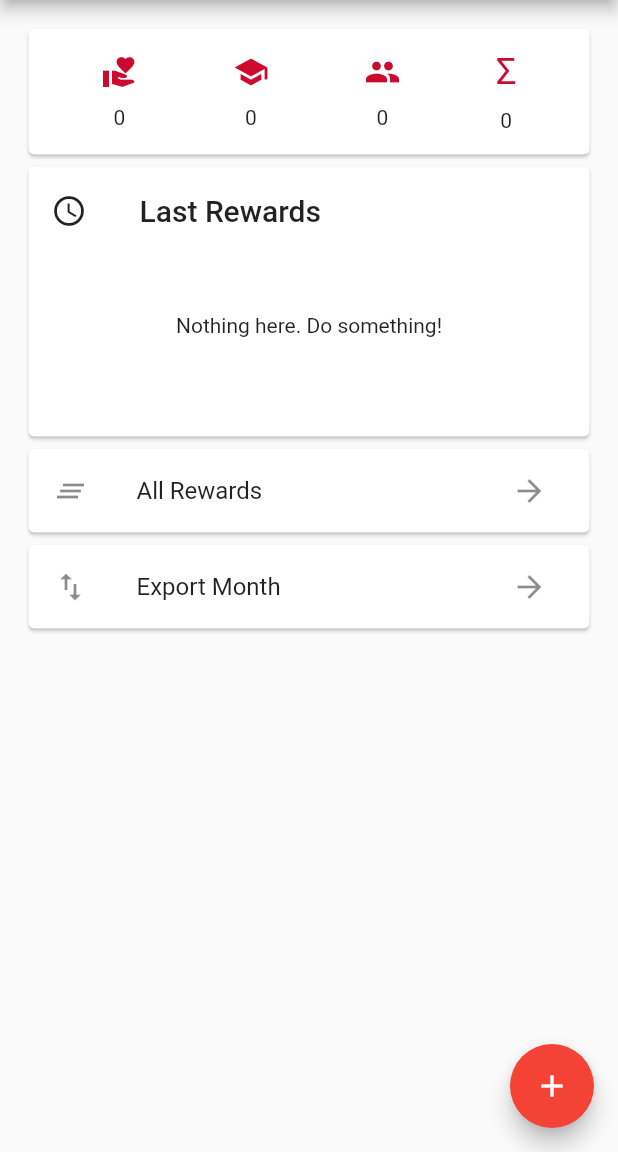
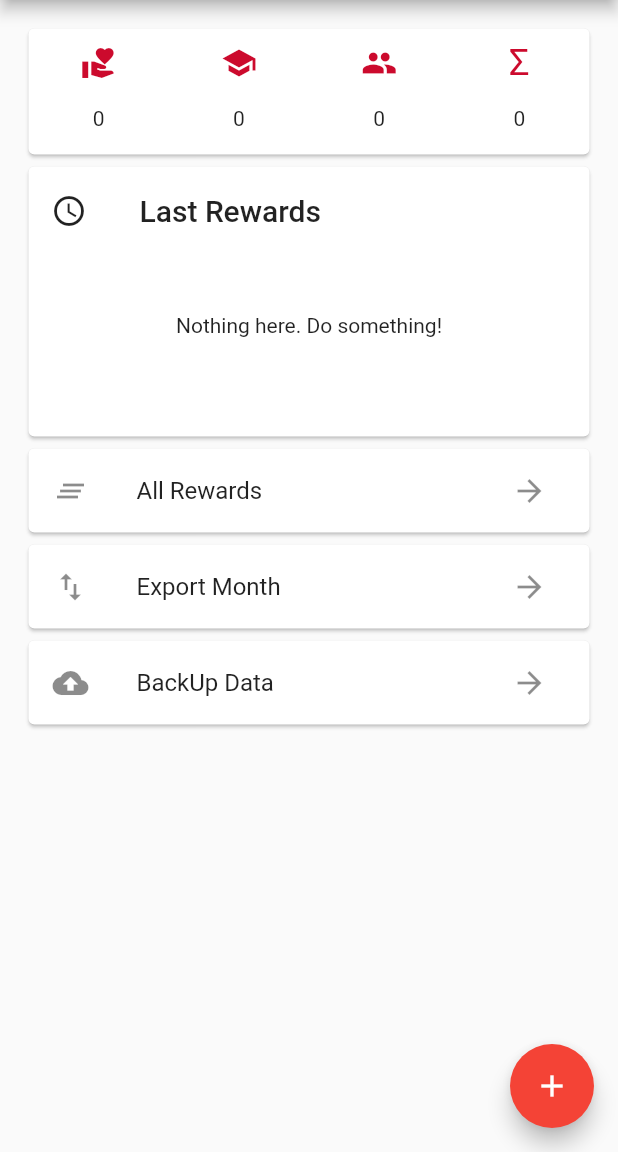
Before and after one commit to Lasslos/rocky_rewards, a Flutter app: the screen it shows after launch, on a phone screen of 412 x 824 dp, the part 84-1236 px from its top. Run offline on Flutter 3.47's test engine with Material 2 defaults, Android fonts, the light colour scheme and no system bars; our stand-ins replace get, month_picker_dialog, numberpicker, open_file, share, shared_preferences and 2 more; missing offline and left inert: date_utils, fluttercontactpicker, syncfusion_flutter_pdf.

Commit message:
Backup Functionality
Added json export as well as some minor bug fixes

```diff
--- /dev/null
+++ b/lib/backup/export_backup.dart
@@ -0,0 +1,18 @@
+import 'dart:convert';
+import 'dart:io';
+
+import 'package:path_provider/path_provider.dart';
+import 'package:rocky_rewards/rocky_rewards/rocky_rewards_list.dart';
+import 'package:share/share.dart';
+
+Future<void> backup() async {
+  var path = (await getApplicationDocumentsDirectory()).path;
+  var file = File('$path/backup.txt');
+  file.writeAsString(
+      jsonEncode(rewardsList.copy.map((e) => jsonEncode(e.toJSON())).toList()));
+
+  await Share.shareFiles(
+    [file.path],
+    subject: 'Rocky Rewards Backup',
+  );
+}
--- a/lib/main.dart
+++ b/lib/main.dart
@@ -1,6 +1,4 @@
-import 'package:flutter/foundation.dart';
 import 'package:flutter/material.dart';
-import 'package:flutter/widgets.dart';
 import 'package:rocky_rewards/widgets/home_page.dart';
 
 const Color primary = Color(0xFFCC0A2D);
--- a/lib/pdf_creator/pdf_creator.dart
+++ b/lib/pdf_creator/pdf_creator.dart
@@ -1,11 +1,9 @@
 import 'dart:io';
-import 'dart:ui';
 
 import 'package:date_utils/date_utils.dart' as date_utils;
-import 'package:flutter/cupertino.dart';
 import 'package:flutter/material.dart';
 import 'package:open_file/open_file.dart';
-import 'package:path_provider/path_provider.dart';
+import 'package:path_provider/path_provider.dart' as pp;
 import 'package:rocky_rewards/pdf_creator/coordinates.dart';
 import 'package:rocky_rewards/rocky_rewards/rocky_rewards.dart';
 import 'package:rocky_rewards/rocky_rewards/rocky_rewards_list.dart';
@@ -216,7 +214,7 @@ void _fillRowInPage(PdfPage page, RockyReward reward, RowCoordinates row) {
 Future<void> writeAndOpenPDF(
     BuildContext context, List<int> bytes, String fileName) async {
   //Only works on android!
-  var path = (await getExternalStorageDirectory())!.path;
+  var path = (await pp.getApplicationDocumentsDirectory()).path;
   var file = File('$path/$fileName');
   await file.writeAsBytes(bytes, flush: true);
   var result = await OpenFile.open(file.path);
--- a/lib/rocky_rewards/rocky_rewards.dart
+++ b/lib/rocky_rewards/rocky_rewards.dart
@@ -1,5 +1,3 @@
-import 'dart:async';
-
 T _getFromJSON<T>(Map<String, dynamic> json, String path, T fallback) {
   Object? result = json[path];
   if (result == null || result is! T) {
@@ -38,7 +36,7 @@ class RockyReward extends Comparable<RockyReward> {
   final int points;
   final String phone;
 
-  Future<Map<String, Object>> toJSON() async {
+  Map<String, Object> toJSON() {
     Map<String, Object> result = {};
     result['date'] = date.toString();
     result['rewardType'] = rewardType.index;
--- a/lib/rocky_rewards/rocky_rewards_list.dart
+++ b/lib/rocky_rewards/rocky_rewards_list.dart
@@ -76,7 +76,7 @@ class RockyRewardsList extends Iterable<RockyReward> with ChangeNotifier {
     SharedPreferences preferences = await SharedPreferences.getInstance();
     List<String> rewardsListInJSON = [];
     for (var reward in this) {
-      rewardsListInJSON.add(jsonEncode(await reward.toJSON()));
+      rewardsListInJSON.add(jsonEncode(reward.toJSON()));
     }
     preferences.setStringList('rewards', rewardsListInJSON);
   }
--- a/lib/widgets/home_page.dart
+++ b/lib/widgets/home_page.dart
@@ -1,5 +1,6 @@
 import 'package:flutter/material.dart';
 import 'package:get/get.dart';
+import 'package:rocky_rewards/backup/export_backup.dart';
 import 'package:rocky_rewards/pdf_creator/pdf_creator.dart';
 import 'package:rocky_rewards/rocky_rewards/rocky_rewards.dart';
 import 'package:rocky_rewards/rocky_rewards/rocky_rewards_list.dart';
@@ -57,6 +58,7 @@ class HomePage extends StatelessWidget {
                 LastRewards(),
                 AllRewards(),
                 ExportMonth(),
+                BackupData(),
               ],
             ),
           ),
@@ -78,104 +80,61 @@ class CurrentPoints extends StatelessWidget {
 
   @override
   Widget build(BuildContext context) {
-    var theme = Theme.of(context);
 
-    return SizedBox(
-      height: 92,
-      child: Card(
-        child: Obx(() {
-          var initialized = rewardsList.initialized.value;
-          return initialized
-              ? Row(
-                  mainAxisAlignment: MainAxisAlignment.spaceEvenly,
-                  children: [
-                    _buildSpecificPointsColumn(context, RewardType.volunteer),
-                    _buildSpecificPointsColumn(context, RewardType.school),
-                    _buildSpecificPointsColumn(context, RewardType.community),
-                    _buildAllPointsColumn(context),
-                  ],
-                )
-              : Shimmer.fromColors(
-                  period: const Duration(milliseconds: 1400),
-                  highlightColor: theme.scaffoldBackgroundColor,
-                  baseColor: theme.hintColor,
-                  child: Padding(
-                    padding: const EdgeInsets.symmetric(
-                        vertical: 10, horizontal: 25),
-                    child: Column(
-                      mainAxisAlignment: MainAxisAlignment.spaceEvenly,
-                      children: [
-                        Container(
-                          height: 20,
-                          decoration: BoxDecoration(
-                            color: theme.hintColor,
-                            borderRadius:
-                                const BorderRadius.all(Radius.circular(20)),
-                          ),
-                        ),
-                        Container(
-                          height: 20,
-                          decoration: BoxDecoration(
-                            color: theme.hintColor,
-                            borderRadius:
-                                const BorderRadius.all(Radius.circular(20)),
-                          ),
-                        ),
-                      ],
+    var iconTableRowWidgets = <Widget>[];
+    var valueTableRowWidgets = <Widget>[];
+    for (var element in RewardType.values) {
+      iconTableRowWidgets.add(
+          SizedBox(
+            height: 46,
+              child: Center(child: _buildTypeSpecifiedIcon(element),
               ),
           ),
       );
-        }),
-      ),
-    );
     }
-
-  Widget _buildAllPointsColumn(BuildContext context) => Padding(
-      padding: const EdgeInsets.all(10),
-      child: Column(
-        mainAxisSize: MainAxisSize.min,
-        children: [
-          const Padding(
-            padding: EdgeInsets.all(5),
-            child: Text('Σ', style: TextStyle(color: primary, fontSize: 24)),
-          ),
-          Padding(
-            padding: const EdgeInsets.all(5),
-            child: Obx(() {
-              int points = rewardsList.rx.value.fold(0,
-                  (previousValue, element) => previousValue + element.points);
-              return Text(points.toString());
-            }),
-          ),
-        ],
-      ));
-
-  Widget _buildSpecificPointsColumn(BuildContext context, RewardType type) =>
-      Padding(
-        padding: const EdgeInsets.all(10),
-        child: Column(
-          mainAxisSize: MainAxisSize.min,
-          children: [
-            Padding(
-              padding: const EdgeInsets.all(5),
-              child: _buildTypeSpecifiedIcon(type),
-            ),
-            Padding(
-              padding: const EdgeInsets.all(5),
-              child: Obx(() {
-                return Text(rewardsList.rx.value
+    iconTableRowWidgets
+        .add(const Center(child: Text('Σ', style: TextStyle(color: primary, fontSize: 24))));
+    for (var type in RewardType.values) {
+      valueTableRowWidgets.add(
+        Obx(() {
+          return SizedBox(
+            height: 28,
+            child: Center(
+              child: Text(
+                rewardsList.rx.value
                     .fold<int>(
                       0,
                       (previousValue, element) => element.rewardType == type
                           ? previousValue + element.points
                           : previousValue,
                     )
-                    .toString());
-              }),
+                    .toString(),
               ),
-          ],
             ),
           );
+        }),
+      );
+    }
+    valueTableRowWidgets.add(
+      Obx(() {
+        int points = rewardsList.rx.value.fold(
+            0, (previousValue, element) => previousValue + element.points);
+        return Center(child: Text(points.toString()));
+      }),
+    );
+    return SizedBox(
+      height: 92,
+      child: Card(
+        child: Table(
+          children: [
+            TableRow(children: iconTableRowWidgets),
+            TableRow(children: valueTableRowWidgets),
+          ],
+          defaultVerticalAlignment: TableCellVerticalAlignment.middle,
+        ),
+      ),
+    );
+  }
 
   Icon _buildTypeSpecifiedIcon(RewardType rewardType) {
     late IconData iconData;
@@ -313,8 +272,7 @@ class LastRewards extends StatelessWidget {
                       return ListView.builder(
                         scrollDirection: Axis.horizontal,
                         itemCount: 4,
-                        itemBuilder: (context, index) =>
-                            SizedBox(
+                        itemBuilder: (context, index) => SizedBox(
                           width: 117,
                           child: VerticalListTile(reward: list[index]),
                         ),
@@ -404,3 +362,23 @@ class ExportMonth extends StatelessWidget {
         ),
       );
 }
+
+class BackupData extends StatelessWidget {
+  const BackupData({Key? key}) : super(key: key);
+
+  @override
+  Widget build(BuildContext context) => Card(
+        child: ListTile(
+          leading: const Icon(
+            Icons.backup,
+          ),
+          title: const Text('BackUp Data'),
+          trailing: IconButton(
+            icon: const Icon(
+              Icons.arrow_forward,
+            ),
+            onPressed: () async => backup(),
+          ),
+        ),
+      );
+}
--- a/lib/widgets/loading_page.dart
+++ b/lib/widgets/loading_page.dart
@@ -1,4 +1,3 @@
-import 'package:flutter/cupertino.dart';
 import 'package:flutter/material.dart';
 
 class LoadingBuilder extends StatelessWidget {
--- a/lib/widgets/reward_creator.dart
+++ b/lib/widgets/reward_creator.dart
@@ -1,5 +1,4 @@
 import 'package:date_utils/date_utils.dart' as date_utils;
-import 'package:flutter/foundation.dart';
 import 'package:flutter/material.dart';
 import 'package:fluttercontactpicker/fluttercontactpicker.dart';
 import 'package:get/get.dart';
@@ -125,6 +124,9 @@ class _RewardCreator extends StatelessWidget {
           totalSwitches: RewardType.values.length,
           labels: rewardTypeNameList,
           onToggle: (index) {
+            if (index == null) {
+              return;
+            }
             rewardType.value = RewardType.values[index];
           },
         ),
@@ -173,6 +175,9 @@ class _RewardCreator extends StatelessWidget {
           totalSwitches: AttendanceType.values.length,
           labels: attendanceTypeNameList,
           onToggle: (index) {
+            if (index == null) {
+              return;
+            }
             attendanceType.value = AttendanceType.values[index];
           },
         ),
--- a/pubspec.yaml
+++ b/pubspec.yaml
@@ -22,6 +22,7 @@ dependencies:
   syncfusion_flutter_pdf: ^19.3.48-beta
   month_picker_dialog: ^0.4.0
   fluttercontactpicker: ^4.5.1
+  share: ^2.0.4
 
 dev_dependencies:
   flutter_launcher_icons: ^0.9.2
```
Also changed, not shown: pubspec.lock. Lines whose indentation alone changed are shown as unchanged.
